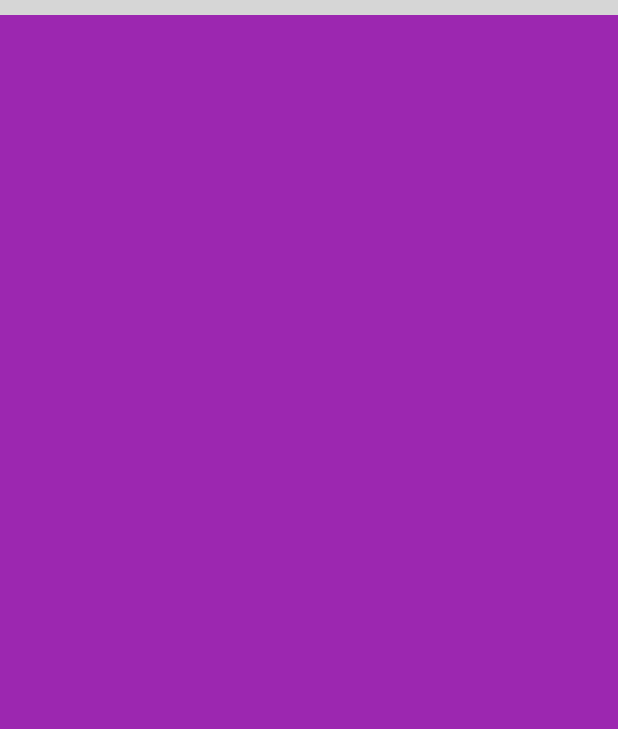
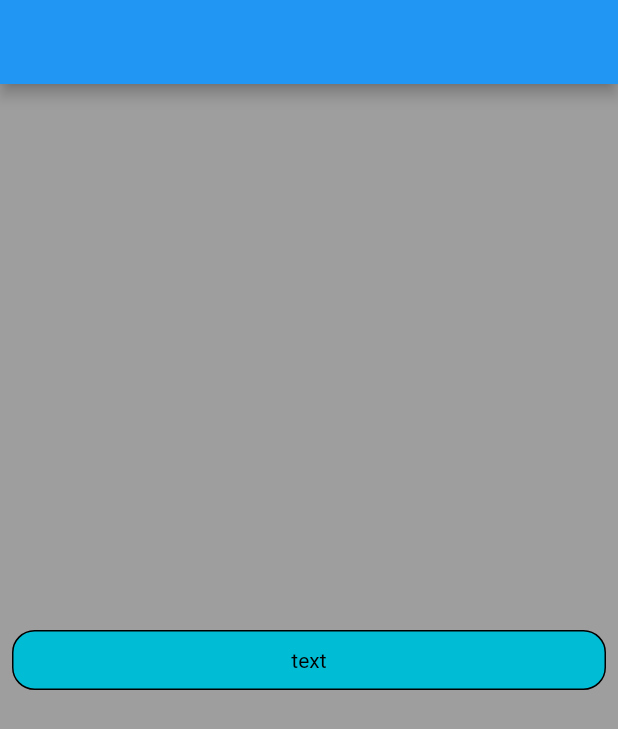
Before and after one commit to Cinmatick/cinmatick_mobile, a Flutter app: the screen it shows after launch, on a phone screen of 412 x 824 dp. Shown: the top 729 px of the screen. Run offline on Flutter 3.47's test engine with Material 2 defaults, Android fonts, the phone set to English and light mode, and no system bars; grey boxes are pictures that could not be loaded.

Commit message:
Update from mobile team

```diff
--- a/lib/Screens/Home_screen/home.dart
+++ b/lib/Screens/Home_screen/home.dart
@@ -1,22 +1,34 @@
+import 'package:cinmatick/Widgets/button.dart';
 import 'package:flutter/material.dart';
-
-import '../../Widgets/appbar.dart';
 
 class HomeScreen extends StatelessWidget {
   const HomeScreen({super.key});
 
   @override
   Widget build(BuildContext context) {
-    return const Scaffold(
-      extendBodyBehindAppBar: false,
-      appBar: PreferredSize(
-        preferredSize: Size.fromHeight(10.0),
-        child: CustomAppBar(
-          title: "Custom App Bar",
-          titleWidget: Icon(Icons.face),
+    return Scaffold(
+      appBar: AppBar(
+        title: const Text(""),
+      ),
+      body: Center(
+        child: Column(
+          mainAxisAlignment: MainAxisAlignment.center,
+          children: [
+            Padding(
+              padding: const EdgeInsets.only(left: 8.0, right: 8.0),
+              child: ButtonWidget(
+                textColor: Colors.black,
+                backgroundcolor: Colors.cyan,
+                borderColor: Colors.black,
+                text: "text",
+                icon: Icons.abc_rounded,
+                size: 40,
+              ),
+            ),
+          ],
         ),
       ),
-      backgroundColor: Colors.purple,
+      backgroundColor: Colors.grey,
     );
   }
 }
--- /dev/null
+++ b/lib/Widgets/button.dart
@@ -0,0 +1,42 @@
+import 'package:flutter/material.dart';
+
+// ignore: must_be_immutable
+class ButtonWidget extends StatelessWidget {
+  final Color textColor;
+  final Color backgroundcolor;
+  final Color borderColor;
+  final String text;
+  IconData? icon;
+  final double size;
+  ButtonWidget({
+    super.key,
+    required this.textColor,
+    required this.backgroundcolor,
+    required this.borderColor,
+    required this.text,
+    this.icon,
+    required this.size,
+  });
+
+  @override
+  Widget build(BuildContext context) {
+    return Container(
+      width: double.infinity,
+      height: size,
+      decoration: BoxDecoration(
+        color: backgroundcolor,
+        borderRadius: BorderRadius.circular(15),
+        border: Border.all(
+          color: borderColor,
+          width: 1.0,
+        ),
+      ),
+      child: Center(
+        child: Text(
+          text,
+          style: TextStyle(color: textColor),
+        ),
+      ),
+    );
+  }
+}
--- /dev/null
+++ b/lib/Widgets/search.dart
@@ -0,0 +1,38 @@
+import 'package:flutter/material.dart';
+
+class SearchWidget extends StatefulWidget {
+  const SearchWidget({super.key});
+
+  @override
+  State<SearchWidget> createState() => _SearchWidgetState();
+}
+
+class _SearchWidgetState extends State<SearchWidget> {
+  @override
+  Widget build(BuildContext context) {
+    return Column(
+      children: [
+        Padding(
+          padding: const EdgeInsets.only(left: 12, right: 12),
+          child: Container(
+            decoration: BoxDecoration(
+              borderRadius: BorderRadius.circular(10),
+              color: const Color.fromRGBO(98, 96, 100, 80),
+            ),
+            child: Padding(
+              padding:
+                  const EdgeInsets.only(left: 5, right: 5, top: 10, bottom: 10),
+              child: Row(
+                mainAxisSize: MainAxisSize.min,
+                children: const [
+                  Icon(Icons.search, color: Colors.white),
+                  Expanded(child: Text("Search Movies")),
+                ],
+              ),
+            ),
+          ),
+        ),
+      ],
+    );
+  }
+}
```
